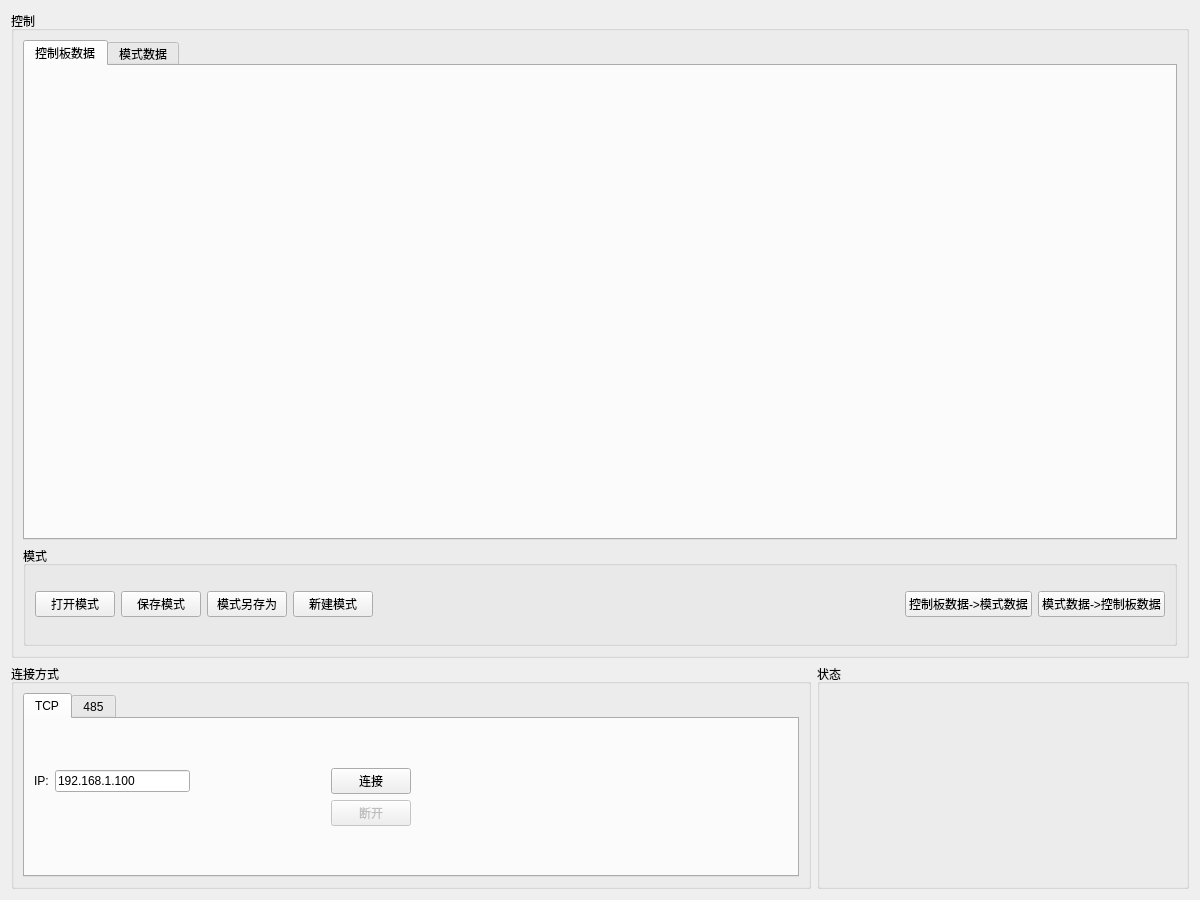
The window that FlexControlSystem/FlexControlSystem/controlwidget.ui (SA-Dynamics/Outsourcing) describes before a commit, drawn with Qt 5.
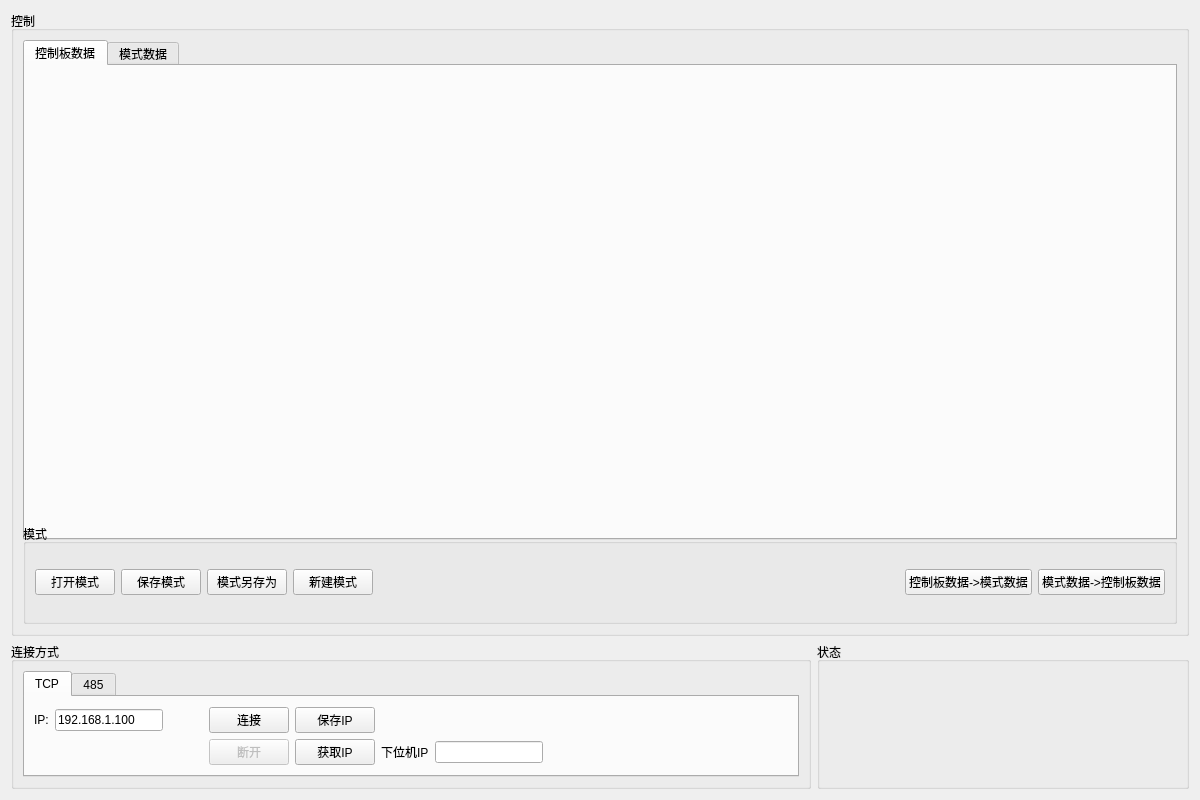
The same window after the commit. The open tabs and pages were chosen to show the change.

```diff
--- a/FlexControlSystem/FlexControlSystem/controlwidget.ui
+++ b/FlexControlSystem/FlexControlSystem/controlwidget.ui
@@ -7,19 +7,19 @@
     <x>0</x>
     <y>0</y>
     <width>1200</width>
-    <height>900</height>
+    <height>800</height>
    </rect>
   </property>
   <property name="minimumSize">
    <size>
     <width>1200</width>
-    <height>900</height>
+    <height>600</height>
    </size>
   </property>
   <property name="maximumSize">
    <size>
     <width>1200</width>
-    <height>800</height>
+    <height>900</height>
    </size>
   </property>
   <property name="windowTitle">
@@ -45,7 +45,7 @@
           <item row="0" column="0">
            <widget class="QTabWidget" name="tabWidget">
             <property name="currentIndex">
-             <number>1</number>
+             <number>0</number>
             </property>
             <widget class="QWidget" name="tab">
              <attribute name="title">
@@ -54,10 +54,17 @@
              <layout class="QGridLayout" name="gridLayout_6">
               <item row="0" column="0">
                <layout class="QGridLayout" name="gridLayout_5">
-                <item row="0" column="0">
-                 <widget class="QLabel" name="label">
+                <item row="0" column="4">
+                 <widget class="QPushButton" name="pbSaveIP">
                   <property name="text">
-                   <string>IP:</string>
+                   <string>保存IP</string>
+                  </property>
+                 </widget>
+                </item>
+                <item row="1" column="4">
+                 <widget class="QPushButton" name="pbGetIP">
+                  <property name="text">
+                   <string>获取IP</string>
                   </property>
                  </widget>
                 </item>
@@ -74,6 +81,23 @@
                   </property>
                  </widget>
                 </item>
+                <item row="1" column="3">
+                 <widget class="QPushButton" name="pbTCPDisconnect">
+                  <property name="enabled">
+                   <bool>false</bool>
+                  </property>
+                  <property name="text">
+                   <string>断开</string>
+                  </property>
+                 </widget>
+                </item>
+                <item row="1" column="5">
+                 <widget class="QLabel" name="label_2">
+                  <property name="text">
+                   <string>下位机IP</string>
+                  </property>
+                 </widget>
+                </item>
                 <item row="0" column="2">
                  <spacer name="horizontalSpacer_2">
                   <property name="orientation">
@@ -94,13 +118,17 @@
                   </property>
                  </widget>
                 </item>
-                <item row="1" column="3">
-                 <widget class="QPushButton" name="pbTCPDisconnect">
-                  <property name="enabled">
-                   <bool>false</bool>
-                  </property>
+                <item row="0" column="0">
+                 <widget class="QLabel" name="label">
                   <property name="text">
-                   <string>断开</string>
+                   <string>IP:</string>
+                  </property>
+                 </widget>
+                </item>
+                <item row="1" column="6">
+                 <widget class="QLineEdit" name="leReadIP">
+                  <property name="readOnly">
+                   <bool>true</bool>
                   </property>
                  </widget>
                 </item>
```
